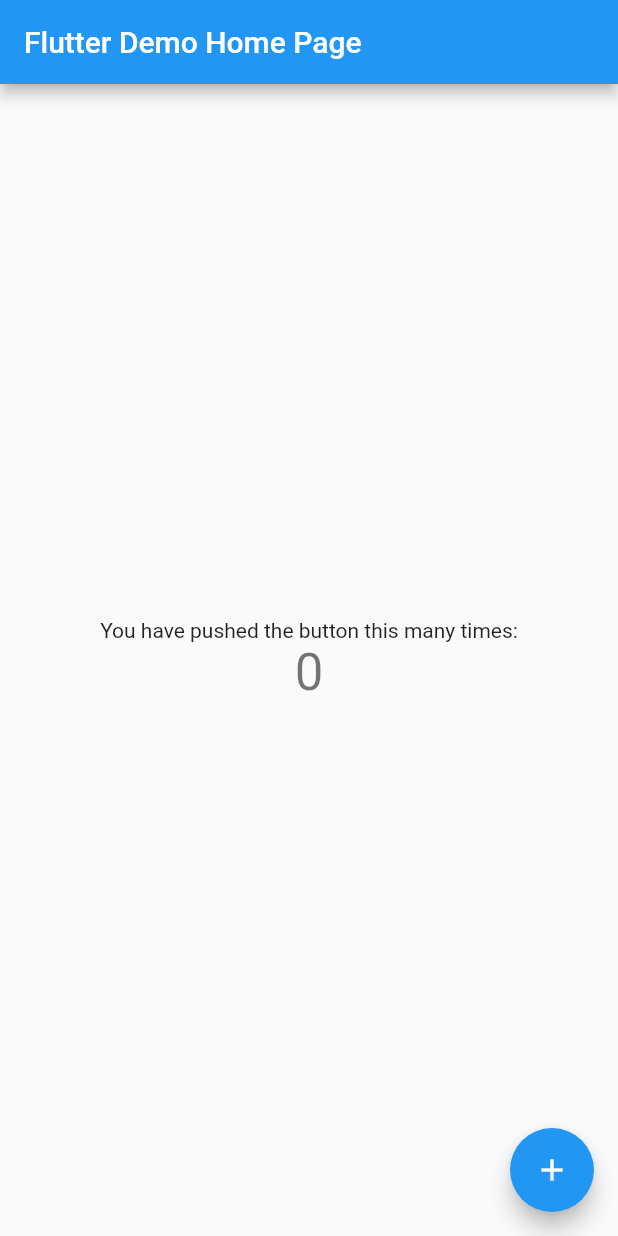
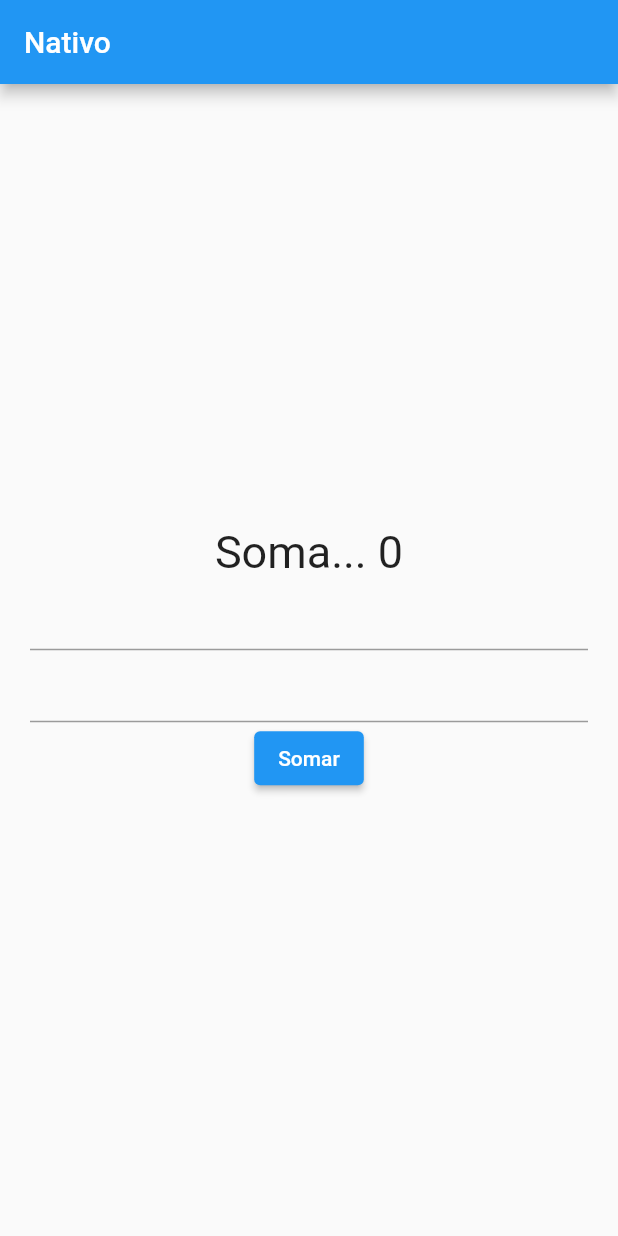
Before and after one commit to Davidson031/CodigoNativoFlutter, a Flutter app: the screen it shows after launch, on a phone screen of 412 x 824 dp. Run offline on Flutter 3.47's test engine with Material 2 defaults, Android fonts, the phone set to English and light mode, and no system bars.

Commit message:
preparando pagina

```diff
--- a/lib/main.dart
+++ b/lib/main.dart
@@ -1,4 +1,5 @@
 import 'package:flutter/material.dart';
+import 'package:flutter/services.dart';
 
 void main() {
   runApp(const MyApp());
@@ -7,108 +8,73 @@
 class MyApp extends StatelessWidget {
   const MyApp({super.key});
 
-  // This widget is the root of your application.
   @override
   Widget build(BuildContext context) {
     return MaterialApp(
       title: 'Flutter Demo',
       theme: ThemeData(
-        // This is the theme of your application.
-        //
-        // Try running your application with "flutter run". You'll see the
-        // application has a blue toolbar. Then, without quitting the app, try
-        // changing the primarySwatch below to Colors.green and then invoke
-        // "hot reload" (press "r" in the console where you ran "flutter run",
-        // or simply save your changes to "hot reload" in a Flutter IDE).
-        // Notice that the counter didn't reset back to zero; the application
-        // is not restarted.
         primarySwatch: Colors.blue,
       ),
-      home: const MyHomePage(title: 'Flutter Demo Home Page'),
+      home: MyHomePage(),
     );
   }
 }
 
 class MyHomePage extends StatefulWidget {
-  const MyHomePage({super.key, required this.title});
-
-  // This widget is the home page of your application. It is stateful, meaning
-  // that it has a State object (defined below) that contains fields that affect
-  // how it looks.
-
-  // This class is the configuration for the state. It holds the values (in this
-  // case the title) provided by the parent (in this case the App widget) and
-  // used by the build method of the State. Fields in a Widget subclass are
-  // always marked "final".
-
-  final String title;
-
   @override
   State<MyHomePage> createState() => _MyHomePageState();
 }
 
 class _MyHomePageState extends State<MyHomePage> {
-  int _counter = 0;
+  int _sum = 0;
+  int _a = 0;
+  int _b = 0;
 
-  void _incrementCounter() {
+  void _getSum(){
     setState(() {
-      // This call to setState tells the Flutter framework that something has
-      // changed in this State, which causes it to rerun the build method below
-      // so that the display can reflect the updated values. If we changed
-      // _counter without calling setState(), then the build method would not be
-      // called again, and so nothing would appear to happen.
-      _counter++;
+      _sum = _a + _b;
     });
   }
 
   @override
   Widget build(BuildContext context) {
-    // This method is rerun every time setState is called, for instance as done
-    // by the _incrementCounter method above.
-    //
-    // The Flutter framework has been optimized to make rerunning build methods
-    // fast, so that you can just rebuild anything that needs updating rather
-    // than having to individually change instances of widgets.
     return Scaffold(
       appBar: AppBar(
-        // Here we take the value from the MyHomePage object that was created by
-        // the App.build method, and use it to set our appbar title.
-        title: Text(widget.title),
+        title: const Text("Nativo"),
       ),
       body: Center(
-        // Center is a layout widget. It takes a single child and positions it
-        // in the middle of the parent.
+        child: Padding(
+          padding: EdgeInsets.all(20),
           child: Column(
-          // Column is also a layout widget. It takes a list of children and
-          // arranges them vertically. By default, it sizes itself to fit its
-          // children horizontally, and tries to be as tall as its parent.
-          //
-          // Invoke "debug painting" (press "p" in the console, choose the
-          // "Toggle Debug Paint" action from the Flutter Inspector in Android
-          // Studio, or the "Toggle Debug Paint" command in Visual Studio Code)
-          // to see the wireframe for each widget.
-          //
-          // Column has various properties to control how it sizes itself and
-          // how it positions its children. Here we use mainAxisAlignment to
-          // center the children vertically; the main axis here is the vertical
-          // axis because Columns are vertical (the cross axis would be
-          // horizontal).
             mainAxisAlignment: MainAxisAlignment.center,
-          children: <Widget>[
-            const Text(
-              'You have pushed the button this many times:',
+            children: [
+              Text(
+                "Soma... $_sum",
+                style: const TextStyle(fontSize: 30),
               ),
-            Text(
-              '$_counter',
-              style: Theme.of(context).textTheme.headline4,
+              TextField(
+                keyboardType: TextInputType.number,
+                onChanged: (value) {
+                  setState(() {
+                    _a = int.tryParse(value) ?? 0;
+                  });
+                },
+              ),
+              TextField(
+                keyboardType: TextInputType.number,
+                onChanged: (value) {
+                  setState(() {
+                    _b = int.tryParse(value) ?? 0;
+                  });
+                },
+              ),
+              ElevatedButton(
+                onPressed: _getSum,
+                child: const Text("Somar"),
               ),
             ],
           ),
         ),
-      floatingActionButton: FloatingActionButton(
-        onPressed: _incrementCounter,
-        tooltip: 'Increment',
-        child: const Icon(Icons.add),
       ), // This trailing comma makes auto-formatting nicer for build methods.
     );
   }
```
Lines whose indentation alone changed are shown as unchanged.
